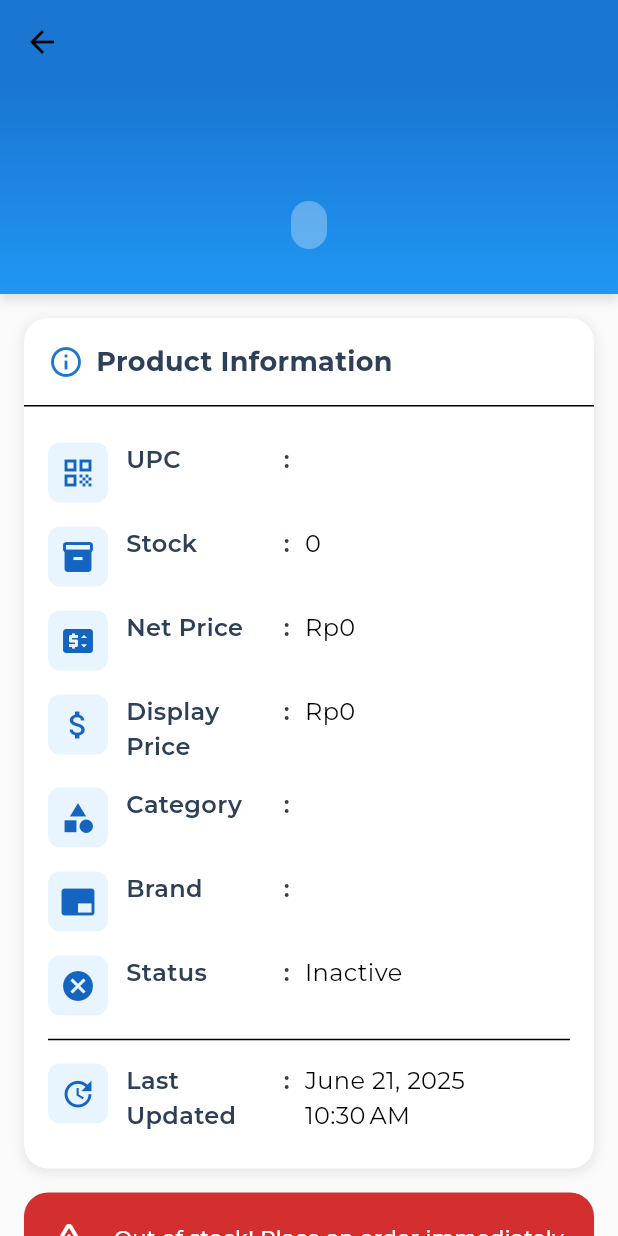
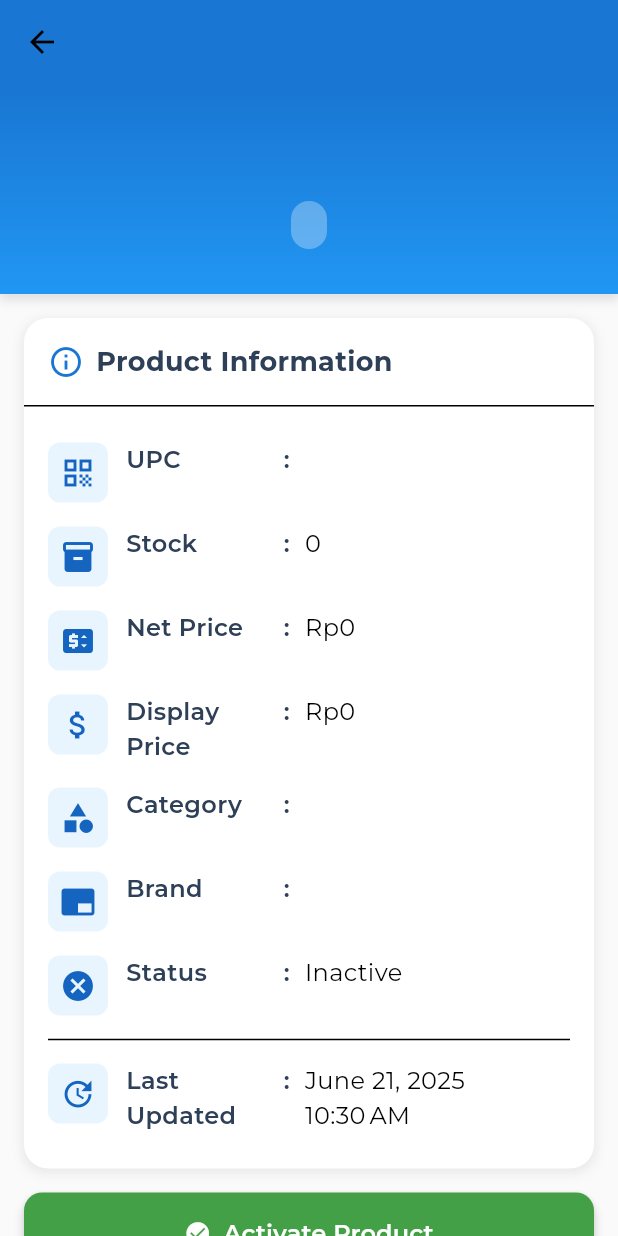
Before and after one commit to VinChriZ/primamobile, a Flutter app: the ProductDetailPage screen opened directly with empty values, on a phone screen of 412 x 824 dp. Run offline on Flutter 3.47's test engine with Material 3 defaults, Android fonts, the phone set to English and light mode, and no system bars; our stand-ins replace bloc, device_info_plus, device_preview, dio, equatable, fl_chart and 8 more; missing offline and left inert: android_id, esc_pos_utils_plus, mobile_scanner, print_bluetooth_thermal; accounts and stored records are empty; project files that could hold a hidden picture were left out.

Commit message:
add activate and deactivate product

```diff
--- a/lib/app/pages/home/owner_home/view/pages/stock/bloc/stock_bloc.dart
+++ b/lib/app/pages/home/owner_home/view/pages/stock/bloc/stock_bloc.dart
@@ -59,9 +59,14 @@ class StockBloc extends Bloc<StockEvent, StockState> {
           .toLowerCase()
           .compareTo(b.toLowerCase())); // Apply sorting before emitting
       final sortedProducts = _applySorting(allProducts, 'Alphabetical');
+
+      // Filter by default status (Active) to match the UI default
+      final filteredProducts =
+          sortedProducts.where((product) => product.active == true).toList();
+
       emit(StockLoaded(
         allProducts: allProducts,
-        displayedProducts: sortedProducts,
+        displayedProducts: filteredProducts,
         categories: categories,
         brands: brands,
         selectedCategory: "All Categories",
--- a/lib/app/pages/home/owner_home/view/pages/stock/view/product_detail.dart
+++ b/lib/app/pages/home/owner_home/view/pages/stock/view/product_detail.dart
@@ -1,11 +1,76 @@
 import 'package:flutter/material.dart';
 import 'package:intl/intl.dart'; // For formatting dates and numbers
 import 'package:primamobile/app/models/product/product.dart';
+import 'package:primamobile/repository/product_repository.dart';
 
-class ProductDetailPage extends StatelessWidget {
+class ProductDetailPage extends StatefulWidget {
   final Product product;
 
   const ProductDetailPage({super.key, required this.product});
+
+  @override
+  State<ProductDetailPage> createState() => _ProductDetailPageState();
+}
+
+class _ProductDetailPageState extends State<ProductDetailPage> {
+  final ProductRepository _productRepository = ProductRepository();
+  late Product _currentProduct;
+  bool _isLoading = false;
+
+  @override
+  void initState() {
+    super.initState();
+    _currentProduct = widget.product;
+  }
+
+  Future<void> _toggleProductStatus() async {
+    setState(() {
+      _isLoading = true;
+    });
+
+    try {
+      if (_currentProduct.active) {
+        await _productRepository.deactivateProduct(_currentProduct.upc);
+      } else {
+        await _productRepository.activateProduct(_currentProduct.upc);
+      }
+
+      setState(() {
+        _currentProduct = Product(
+          upc: _currentProduct.upc,
+          name: _currentProduct.name,
+          netPrice: _currentProduct.netPrice,
+          displayPrice: _currentProduct.displayPrice,
+          stock: _currentProduct.stock,
+          category: _currentProduct.category,
+          brand: _currentProduct.brand,
+          active: !_currentProduct.active,
+          lastUpdated: _currentProduct.lastUpdated,
+        );
+      });
+
+      ScaffoldMessenger.of(context).showSnackBar(
+        SnackBar(
+          content: Text(_currentProduct.active
+              ? 'Product activated successfully'
+              : 'Product deactivated successfully'),
+          backgroundColor:
+              _currentProduct.active ? Colors.green : Colors.orange,
+        ),
+      );
+    } catch (e) {
+      ScaffoldMessenger.of(context).showSnackBar(
+        SnackBar(
+          content: Text('Error: ${e.toString()}'),
+          backgroundColor: Colors.red,
+        ),
+      );
+    } finally {
+      setState(() {
+        _isLoading = false;
+      });
+    }
+  }
 
   /// widget to build a row
   Widget _buildAttributeRow(String label, String value, {IconData? icon}) {
@@ -111,7 +176,7 @@ class ProductDetailPage extends StatelessWidget {
                 child: Column(
                   children: [
                     Text(
-                      product.name,
+                      _currentProduct.name,
                       textAlign: TextAlign.center,
                       style: const TextStyle(
                         fontSize: 28,
@@ -128,7 +193,7 @@ class ProductDetailPage extends StatelessWidget {
                         borderRadius: BorderRadius.circular(20),
                       ),
                       child: Text(
-                        product.category,
+                        _currentProduct.category,
                         style: const TextStyle(
                           color: Colors.white,
                           fontWeight: FontWeight.w500,
@@ -183,59 +248,62 @@ class ProductDetailPage extends StatelessWidget {
                       child: Column(
                         children: [
                           // UPC
-                          _buildAttributeRow('UPC', product.upc,
+                          _buildAttributeRow('UPC', _currentProduct.upc,
                               icon: Icons.qr_code),
 
                           // Stock
                           _buildAttributeRow(
                             'Stock',
-                            product.stock.toString(),
+                            _currentProduct.stock.toString(),
                             icon: Icons.inventory,
                           ),
 
                           // Net Price
                           _buildAttributeRow(
                             'Net Price',
-                            currencyFormatter.format(product.netPrice),
+                            currencyFormatter.format(_currentProduct.netPrice),
                             icon: Icons.price_change,
                           ),
 
                           // Display Price
                           _buildAttributeRow(
                             'Display Price',
-                            currencyFormatter.format(product.displayPrice),
+                            currencyFormatter
+                                .format(_currentProduct.displayPrice),
                             icon: Icons.attach_money,
                           ),
 
                           // Category
                           _buildAttributeRow(
                             'Category',
-                            product.category,
+                            _currentProduct.category,
                             icon: Icons.category,
                           ),
 
                           // Brand
                           _buildAttributeRow(
                             'Brand',
-                            product.brand,
+                            _currentProduct.brand,
                             icon: Icons.branding_watermark,
                           ),
 
                           _buildAttributeRow(
                             'Status',
-                            product.active ? 'Active' : 'Inactive',
-                            icon: product.active
+                            _currentProduct.active ? 'Active' : 'Inactive',
+                            icon: _currentProduct.active
                                 ? Icons.check_circle
                                 : Icons.cancel,
                           ),
 
-                          if (product.lastUpdated != null) const Divider(),
+                          if (_currentProduct.lastUpdated != null)
+                            const Divider(),
 
                           // Last Updated
-                          if (product.lastUpdated != null)
+                          if (_currentProduct.lastUpdated != null)
                             _buildAttributeRow(
                               'Last Updated',
-                              dateFormatter.format(product.lastUpdated!),
+                              dateFormatter
+                                  .format(_currentProduct.lastUpdated!),
                               icon: Icons.update,
                             ),
                         ],
@@ -245,25 +313,72 @@ class ProductDetailPage extends StatelessWidget {
                 ),
               ),
 
+              // Activate/Deactivate Button
+              Container(
+                margin: const EdgeInsets.fromLTRB(16, 0, 16, 16),
+                width: double.infinity,
+                child: ElevatedButton.icon(
+                  onPressed: _isLoading ? null : _toggleProductStatus,
+                  icon: _isLoading
+                      ? const SizedBox(
+                          width: 20,
+                          height: 20,
+                          child: CircularProgressIndicator(
+                            strokeWidth: 2,
+                            valueColor:
+                                AlwaysStoppedAnimation<Color>(Colors.white),
+                          ),
+                        )
+                      : Icon(
+                          _currentProduct.active
+                              ? Icons.block
+                              : Icons.check_circle,
+                          color: Colors.white,
+                        ),
+                  label: Text(
+                    _isLoading
+                        ? 'Processing...'
+                        : (_currentProduct.active
+                            ? 'Deactivate Product'
+                            : 'Activate Product'),
+                    style: const TextStyle(
+                      fontSize: 16,
+                      fontWeight: FontWeight.w600,
+                      color: Colors.white,
+                    ),
+                  ),
+                  style: ElevatedButton.styleFrom(
+                    backgroundColor: _currentProduct.active
+                        ? Colors.red[600]
+                        : Colors.green[600],
+                    padding: const EdgeInsets.symmetric(vertical: 16),
+                    shape: RoundedRectangleBorder(
+                      borderRadius: BorderRadius.circular(12),
+                    ),
+                    elevation: 3,
+                  ),
+                ),
+              ),
+
               // Stock Status Card
               Container(
                 margin: const EdgeInsets.fromLTRB(16, 0, 16, 16),
                 padding: const EdgeInsets.all(16),
                 decoration: BoxDecoration(
-                  color: _getStockStatusColor(product.stock),
+                  color: _getStockStatusColor(_currentProduct.stock),
                   borderRadius: BorderRadius.circular(16),
                 ),
                 child: Row(
                   children: [
                     Icon(
-                      _getStockStatusIcon(product.stock),
+                      _getStockStatusIcon(_currentProduct.stock),
                       color: Colors.white,
                       size: 28,
                     ),
                     const SizedBox(width: 16),
                     Expanded(
                       child: Text(
-                        _getStockStatusMessage(product.stock),
+                        _getStockStatusMessage(_currentProduct.stock),
                         style: const TextStyle(
                           color: Colors.white,
                           fontSize: 14,
--- a/lib/provider/product_provider.dart
+++ b/lib/provider/product_provider.dart
@@ -184,4 +184,26 @@ class ProductProvider {
       throw Exception('Error fetching brands: $e');
     }
   }
+
+  // Activate a product
+  Future<void> activateProduct(String upc) async {
+    try {
+      final response = await dioClient.patch('/products/$upc/activate');
+      print('Response received: ${response.data}'); // Debug log
+    } catch (e) {
+      print('Error activating product: $e'); // Debug log
+      throw Exception('Error activating product: $e');
+    }
+  }
+
+  // Deactivate a product
+  Future<void> deactivateProduct(String upc) async {
+    try {
+      final response = await dioClient.patch('/products/$upc/deactivate');
+      print('Response received: ${response.data}'); // Debug log
+    } catch (e) {
+      print('Error deactivating product: $e'); // Debug log
+      throw Exception('Error deactivating product: $e');
+    }
+  }
 }
```
Also changed, not shown: lib/app/pages/home/owner_home/view/pages/stock/view/stock_screen.dart (+19 -2 lines), lib/repository/product_repository.dart (+10 -0 lines).
